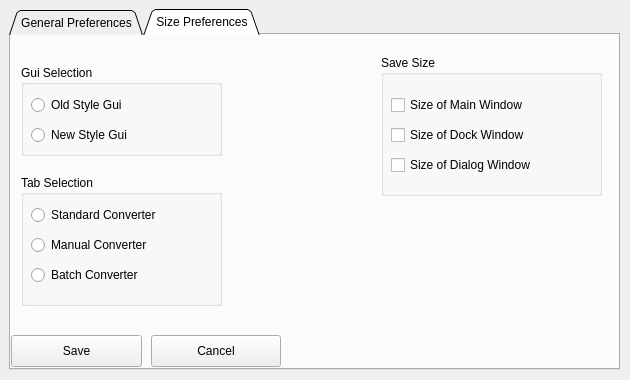
Above: source/gui/panconvert_diag_prefpane_ext.ui from apaeffgen/PanConvert before the change. Below: the same form after it.
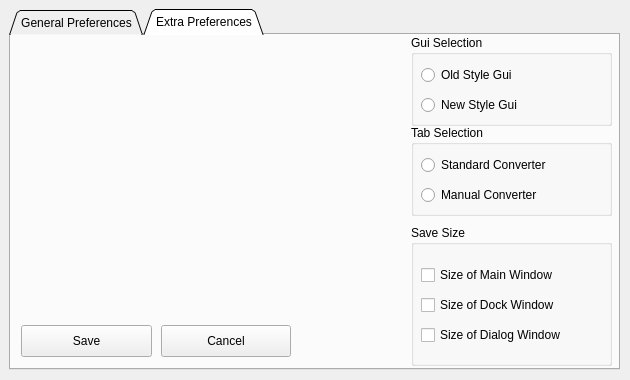
That is the form after the change. The open tabs and pages were chosen to show the change.

Commit message: Version 0.2.6 Added Batch Output directory

What changed in the file:
```diff
--- a/source/gui/panconvert_diag_prefpane_ext.ui
+++ b/source/gui/panconvert_diag_prefpane_ext.ui
@@ -479,13 +479,13 @@
    </widget>
    <widget class="QWidget" name="tab_size_pref">
     <attribute name="title">
-     <string>Size Preferences</string>
+     <string>Extra Preferences</string>
     </attribute>
     <widget class="QPushButton" name="ButtonSave_2">
      <property name="geometry">
       <rect>
-       <x>0</x>
-       <y>300</y>
+       <x>10</x>
+       <y>290</y>
        <width>131</width>
        <height>32</height>
       </rect>
@@ -497,8 +497,8 @@
     <widget class="QPushButton" name="ButtonCancel_2">
      <property name="geometry">
       <rect>
-       <x>140</x>
-       <y>300</y>
+       <x>150</x>
+       <y>290</y>
        <width>130</width>
        <height>32</height>
       </rect>
@@ -510,9 +510,9 @@
     <widget class="QGroupBox" name="BoxSaveSize">
      <property name="geometry">
       <rect>
-       <x>370</x>
-       <y>20</y>
-       <width>221</width>
+       <x>400</x>
+       <y>190</y>
+       <width>201</width>
        <height>141</height>
       </rect>
      </property>
@@ -565,8 +565,8 @@
     <widget class="QGroupBox" name="GuiSelection">
      <property name="geometry">
       <rect>
-       <x>10</x>
-       <y>30</y>
+       <x>400</x>
+       <y>0</y>
        <width>201</width>
        <height>91</height>
       </rect>
@@ -604,10 +604,10 @@
     <widget class="QGroupBox" name="Tab_Selection">
      <property name="geometry">
       <rect>
-       <x>10</x>
-       <y>140</y>
+       <x>400</x>
+       <y>90</y>
        <width>201</width>
-       <height>131</height>
+       <height>91</height>
       </rect>
      </property>
      <property name="title">
@@ -639,19 +639,6 @@
        <string>Manual Converter</string>
       </property>
      </widget>
-     <widget class="QRadioButton" name="Tab_BatchConverter">
-      <property name="geometry">
-       <rect>
-        <x>10</x>
-        <y>90</y>
-        <width>171</width>
-        <height>20</height>
-       </rect>
-      </property>
-      <property name="text">
-       <string>Batch Converter</string>
-      </property>
-     </widget>
     </widget>
    </widget>
   </widget>
```
The commit also changes 11 other files.
